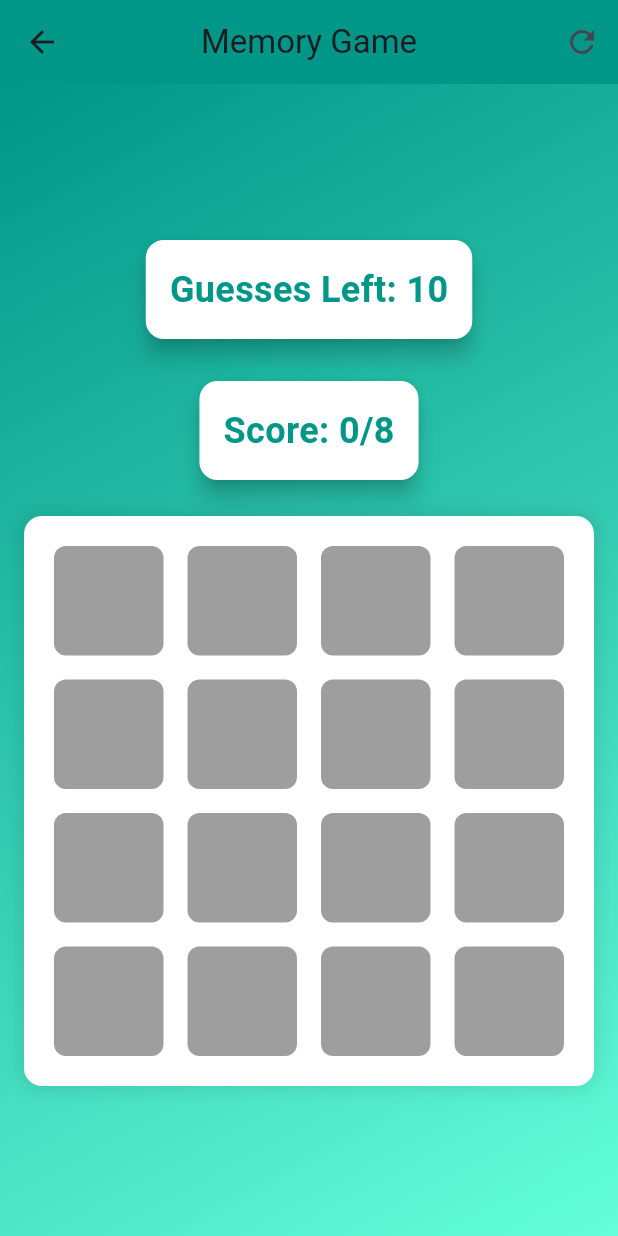
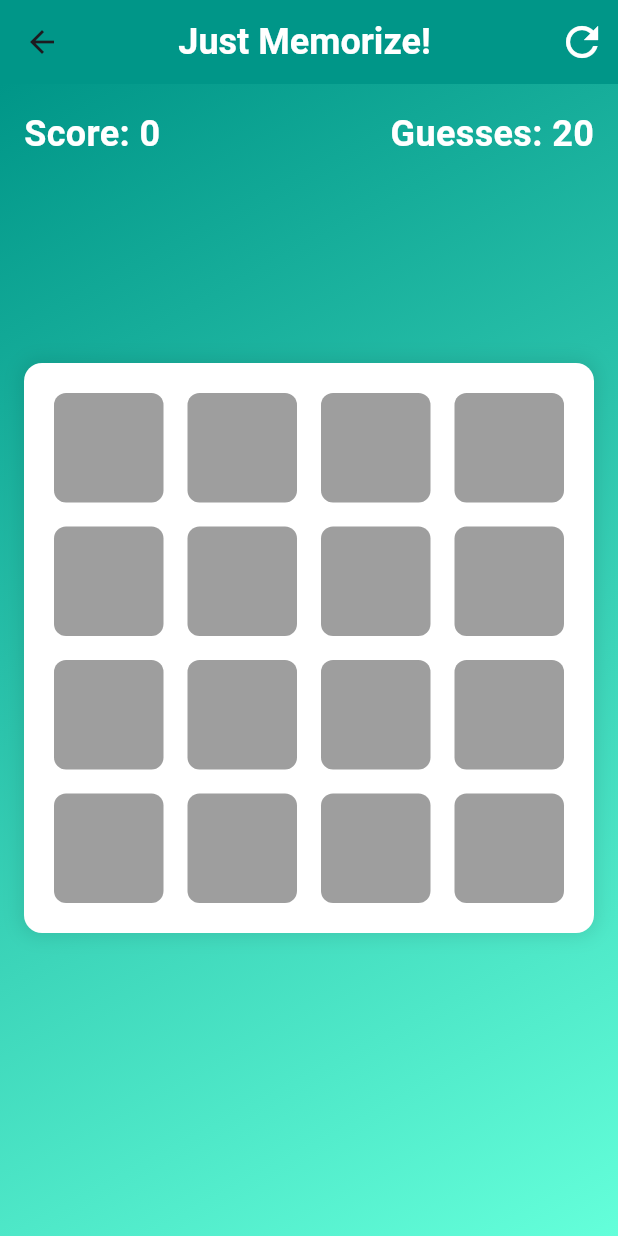
Before and after one commit to 1FarZ1/Just-Memorize, a Flutter app: the screen it shows after launch, after a tap on "Play", on a phone screen of 412 x 824 dp. Run offline on Flutter 3.47's test engine with Material 3 defaults, Android fonts, the phone set to English and light mode, and no system bars; our stand-ins replace flutter_riverpod.

Commit message:
ADDING GUEASSES

```diff
--- a/lib/presentation/main/main_view.dart
+++ b/lib/presentation/main/main_view.dart
@@ -64,10 +64,15 @@ class MainView extends ConsumerWidget {
 
     return Scaffold(
       appBar: AppBar(
-        title: const Text('Memory Game'),
+        title: const Text('Just Memorize! ',
+            style: TextStyle(
+              fontSize: 24,
+              fontWeight: FontWeight.bold,
+              color: Colors.white,
+            )),
         actions: [
           IconButton(
-            icon: const Icon(Icons.refresh),
+            icon: const Icon(Icons.refresh, color: Colors.white, size: 32),
             onPressed: () {
               ref.read(gameControllerProvider.notifier).resetGame();
             },
@@ -86,48 +91,29 @@ class MainView extends ConsumerWidget {
           ),
         ),
         child: Column(
-          mainAxisAlignment: MainAxisAlignment.center,
+          mainAxisAlignment: MainAxisAlignment.spaceBetween,
           children: [
-            // Guess count
-            Card(
-              shape: RoundedRectangleBorder(
-                borderRadius: BorderRadius.circular(12),
-              ),
-              color: Colors.white,
-              elevation: 6,
-              child: Padding(
-                padding: const EdgeInsets.all(16),
-                child: Text(
-                  'Guesses Left: ${10 - gameState.guessCount}',
+            Row(
+              mainAxisAlignment: MainAxisAlignment.spaceBetween,
+              children: [
+                Text(
+                  'Score: ${gameState.score}',
                   style: const TextStyle(
                     fontSize: 24,
                     fontWeight: FontWeight.bold,
-                    color: Colors.teal,
+                    color: Colors.white,
                   ),
                 ),
-              ),
-            ),
-            const SizedBox(height: 20),
-            // Score
-            Card(
-              shape: RoundedRectangleBorder(
-                borderRadius: BorderRadius.circular(12),
-              ),
-              color: Colors.white,
-              elevation: 6,
-              child: Padding(
-                padding: const EdgeInsets.all(16),
-                child: Text(
-                  'Score: ${gameState.score}/${gameState.tiles.length ~/ 2}',
+                Text(
+                  'Guesses: ${gameState.guessCount}',
                   style: const TextStyle(
                     fontSize: 24,
                     fontWeight: FontWeight.bold,
-                    color: Colors.teal,
+                    color: Colors.white,
                   ),
                 ),
-              ),
+              ],
             ),
-            const SizedBox(height: 20),
             ConstrainedBox(
               constraints: const BoxConstraints(maxHeight: 380),
               child: Container(
@@ -164,6 +150,7 @@ class MainView extends ConsumerWidget {
                 ),
               ),
             ),
+            const SizedBox(height: 50)
           ],
         ),
       ),
--- a/lib/presentation/main/state/game_controller.dart
+++ b/lib/presentation/main/state/game_controller.dart
@@ -34,7 +34,7 @@ class GameController extends StateNotifier<GameControllerState> {
   void startGame() {
     final List<IconData> allTiles = _prepareTiles();
     state = state.copyWith(
-      guessCount: 0,
+      guessCount: 20,
       tiles: allTiles
           .asMap()
           .entries
@@ -91,7 +91,7 @@ class GameController extends StateNotifier<GameControllerState> {
     } else {
       Future.delayed(const Duration(seconds: 1), () {
         state = state.copyWith(
-          guessCount: state.guessCount + 1,
+          guessCount: state.guessCount - 1,
           tiles: state.tiles.map((tile) {
             if (tile.id == state.tiles[sourceIndex].id ||
                 tile.id == state.tiles[targetIndex].id) {
--- a/lib/presentation/main/state/game_controller_state.dart
+++ b/lib/presentation/main/state/game_controller_state.dart
@@ -6,7 +6,7 @@ class GameControllerState {
   final List<AppGridTile<IconData>> tiles;
   final int guessCount;
 
-  const GameControllerState({this.tiles = const [], this.guessCount = 0});
+  const GameControllerState({this.tiles = const [], this.guessCount = 20});
 
   int get score => tiles.where((tile) => tile.isMatched).length ~/ 2;
 
@@ -16,9 +16,10 @@ class GameControllerState {
 
   int get flippedTilesCount => tiles.where((tile) => tile.isFlipped).length;
 
-  bool get isLost => guessCount == 10;
+  bool get isLost => guessCount == 0;
 
-  GameControllerState copyWith({List<AppGridTile<IconData>>? tiles, int? guessCount}) {
+  GameControllerState copyWith(
+      {List<AppGridTile<IconData>>? tiles, int? guessCount}) {
     return GameControllerState(
       tiles: tiles ?? this.tiles,
       guessCount: guessCount ?? this.guessCount,
--- a/lib/presentation/menu/menu_view.dart
+++ b/lib/presentation/menu/menu_view.dart
@@ -10,11 +10,6 @@ class MenuView extends StatelessWidget {
   @override
   Widget build(BuildContext context) {
     return Scaffold(
-      appBar: AppBar(
-        title: const Text('Memory Game'),
-        backgroundColor: Colors.teal,
-        centerTitle: true,
-      ),
       body: Container(
         decoration: const BoxDecoration(
           gradient: LinearGradient(
@@ -27,9 +22,8 @@ class MenuView extends StatelessWidget {
           child: Column(
             mainAxisAlignment: MainAxisAlignment.center,
             children: [
-              // Title
               const Text(
-                'Memory Game',
+                'Just Memorize!',
                 style: TextStyle(
                   fontSize: 36,
                   fontWeight: FontWeight.bold,
@@ -37,7 +31,6 @@ class MenuView extends StatelessWidget {
                 ),
               ),
               const SizedBox(height: 40),
-              // Play Button
               ElevatedButton(
                 onPressed: () {
                   Navigator.push(
```
Also changed, not shown: 1 other file.
